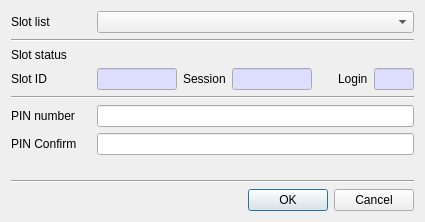
This is CryptokiMan/init_pin_dlg.ui in jykim74/CryptokiMan as Qt 5 draws it before an edit. The edited form follows.
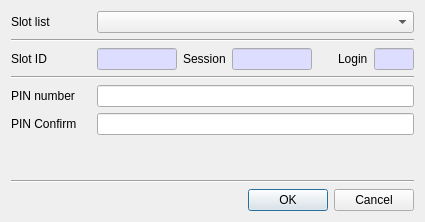
This is the edited form.

The edit to the form file:
```diff
--- a/CryptokiMan/init_pin_dlg.ui
+++ b/CryptokiMan/init_pin_dlg.ui
@@ -51,13 +51,6 @@
      </property>
     </widget>
    </item>
-   <item>
-    <widget class="QLabel" name="label_2">
-     <property name="text">
-      <string>Slot status</string>
-     </property>
-    </widget>
-   </item>
    <item>
     <layout class="QGridLayout" name="gridLayout_2">
      <property name="topMargin">
```
